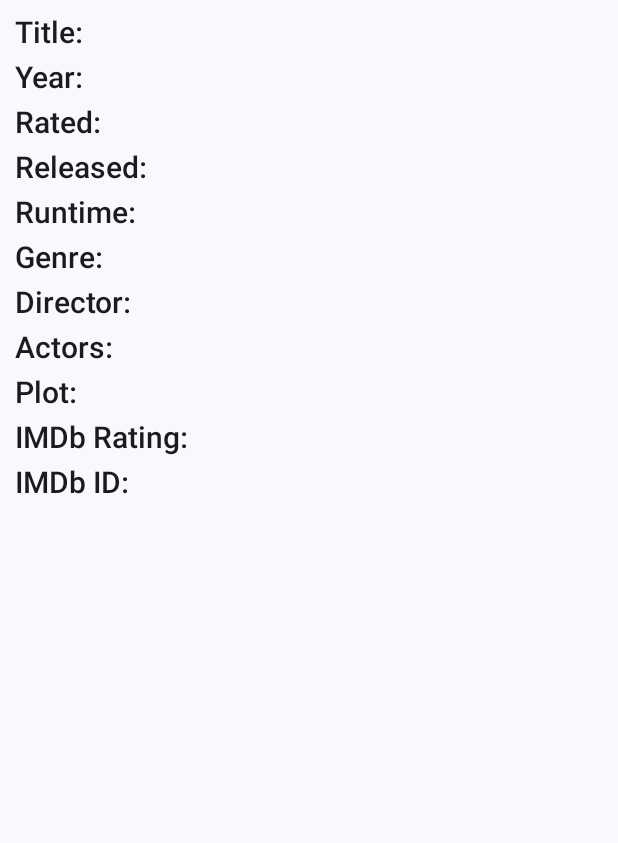
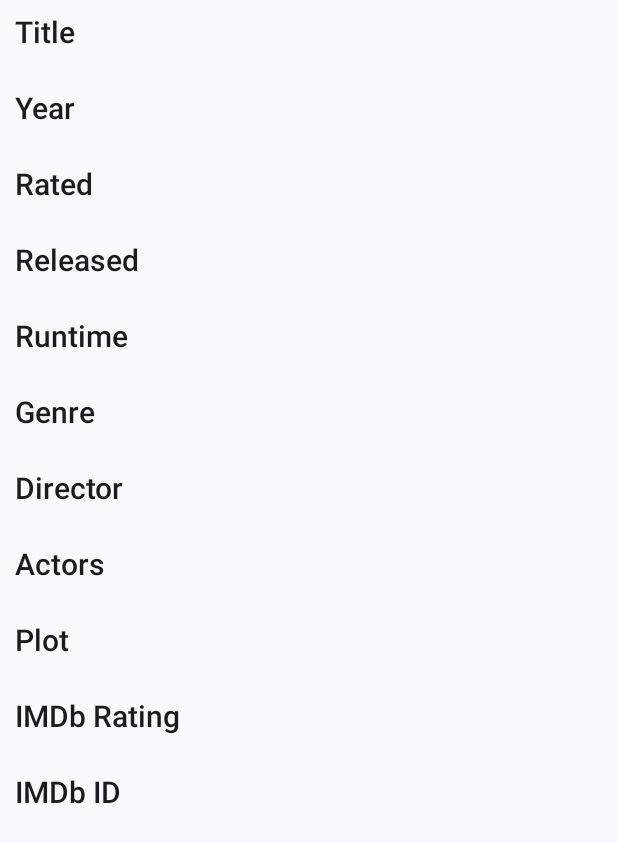
Before and after one commit to MrFarhanKhan007/FMovies, an Android app built with Jetpack Compose: the composable MovieInfo called with empty values, on a phone screen of 412 x 824 dp. Shown: the top 843 px of the screen. Run offline under Robolectric (Android 15) with nearby library versions, the phone set to English and light mode, and no system bars; pictures from the network do not load; 5 statements that could not run were skipped.

Commit message:
Modified the text composable in DetailScreen.kt MovieInfo()

```diff
--- a/app/src/main/java/com/example/fmovies/DetailScreen.kt
+++ b/app/src/main/java/com/example/fmovies/DetailScreen.kt
@@ -26,10 +26,13 @@ import androidx.compose.ui.draw.clip
 import androidx.compose.ui.graphics.Color
 import androidx.compose.ui.graphics.RectangleShape
 import androidx.compose.ui.layout.ContentScale
+import androidx.compose.ui.text.SpanStyle
 import androidx.compose.ui.text.TextStyle
+import androidx.compose.ui.text.buildAnnotatedString
 import androidx.compose.ui.text.font.FontFamily
 import androidx.compose.ui.text.font.FontWeight
 import androidx.compose.ui.text.style.TextAlign
+import androidx.compose.ui.text.withStyle
 import androidx.compose.ui.tooling.preview.Preview
 import androidx.compose.ui.unit.dp
 import androidx.compose.ui.unit.sp
@@ -158,24 +161,177 @@ private fun MovieInfo(
         items(1) {
 
             Text(
-                text =
-                "Title: $title \n" +
-                        "Year: $year\n" +
-                        "Rated: $rated \n" +
-                        "Released: $released\n" +
-                        "Runtime: $runtime\n" +
-                        "Genre: $genre\n" +
-                        "Director: $director\n" +
-                        "Actors: $actors\n" +
-                        "Plot: $plot\n" +
-                        "IMDb Rating: $imdbRating\n" +
-                        "IMDb ID: $imdbID",
+                buildAnnotatedString {
+                    withStyle(
+                        style = SpanStyle(fontSize = 20.sp, fontWeight = FontWeight.SemiBold)
+                    ) {
+                        append(text = "Title\n")
+                    }
+                    withStyle(
+                        style = SpanStyle(fontSize = 17.sp, fontWeight = FontWeight.Normal),
+                    ) {
+                        append(text = title + "\n")
+                    }
+
+                    /////////////////////////////////////////////
+
+                    withStyle(
+                        style = SpanStyle(fontSize = 20.sp, fontWeight = FontWeight.SemiBold)
+                    ) {
+                        append(text = "Year\n")
+                    }
+                    withStyle(
+                        style = SpanStyle(fontSize = 17.sp, fontWeight = FontWeight.Normal),
+                    ) {
+                        append(text = year + "\n")
+                    }
+
+                    /////////////////////////////////////////////
+
+                    withStyle(
+                        style = SpanStyle(fontSize = 20.sp)
+                    ) {
+                        append(text = "Rated \n")
+                    }
+
+                    withStyle(
+                        style = SpanStyle(fontSize = 17.sp, fontWeight = FontWeight.Normal),
+                    ) {
+                        append(text = rated + "\n")
+                    }
+
+                    /////////////////////////////////////////////
+
+                    withStyle(
+                        style = SpanStyle(fontSize = 20.sp)
+                    ) {
+                        append(text = "Released \n")
+                    }
+
+                    withStyle(
+                        style = SpanStyle(fontSize = 17.sp, fontWeight = FontWeight.Normal),
+                    ) {
+                        append(text = released + "\n")
+                    }
+
+                    //////////////////////////////////////
+
+
+                    withStyle(
+                        style = SpanStyle(fontSize = 20.sp)
+                    ) {
+                        append(text = "Runtime \n")
+                    }
+
+                    withStyle(
+                        style = SpanStyle(fontSize = 17.sp, fontWeight = FontWeight.Normal),
+                    ) {
+                        append(text = runtime + "\n")
+                    }
+
+                    /////////////////////////////////////////////
+
+                    withStyle(
+                        style = SpanStyle(fontSize = 20.sp)
+                    ) {
+                        append(text = "Genre \n")
+                    }
+
+                    withStyle(
+                        style = SpanStyle(fontSize = 17.sp, fontWeight = FontWeight.Normal),
+                    ) {
+                        append(text = genre + "\n")
+                    }
+
+                    /////////////////////////////////////////////
+
+                    withStyle(
+                        style = SpanStyle(fontSize = 20.sp)
+                    ) {
+                        append(text = "Director \n")
+                    }
+
+                    withStyle(
+                        style = SpanStyle(fontSize = 17.sp, fontWeight = FontWeight.Normal),
+                    ) {
+                        append(text = director + "\n")
+                    }
+
+                    /////////////////////////////////////////////
+
+                    withStyle(
+                        style = SpanStyle(fontSize = 20.sp)
+                    ) {
+                        append(text = "Actors \n")
+                    }
+
+                    withStyle(
+                        style = SpanStyle(fontSize = 17.sp, fontWeight = FontWeight.Normal),
+                    ) {
+                        append(text = actors + "\n")
+                    }
+
+                    /////////////////////////////////////////////
+
+                    withStyle(
+                        style = SpanStyle(fontSize = 20.sp)
+                    ) {
+                        append(text = "Plot \n")
+                    }
+
+                    withStyle(
+                        style = SpanStyle(fontSize = 17.sp, fontWeight = FontWeight.Normal),
+                    ) {
+                        append(text = plot + "\n")
+                    }
+
+                    //////////////////////////////////////////////////
+
+                    withStyle(
+                        style = SpanStyle(fontSize = 20.sp)
+                    ) {
+                        append(text = "IMDb Rating \n")
+                    }
+
+                    withStyle(
+                        style = SpanStyle(fontSize = 17.sp, fontWeight = FontWeight.Normal),
+                    ) {
+                        append(text = imdbRating + "\n")
+                    }
+
+                    /////////////////////////////////////////////
+
+                    withStyle(
+                        style = SpanStyle(fontSize = 20.sp)
+                    ) {
+                        append(text = "IMDb ID ")
+                    }
+
+                    withStyle(
+                        style = SpanStyle(fontSize = 17.sp, fontWeight = FontWeight.Normal),
+                    ) {
+                        append(text = imdbID + "\n")
+                    }
+
+
+                },
+//                "Title: $title \n" +
+//                        "Year: $year\n" +
+//                        "Rated: $rated \n" +
+//                        "Released: $released\n" +
+//                        "Runtime: $runtime\n" +
+//                        "Genre: $genre\n" +
+//                        "Director: $director\n" +
+//                        "Actors: $actors\n" +
+//                        "Plot: $plot\n" +
+//                        "IMDb Rating: $imdbRating\n" +
+//                        "IMDb ID: $imdbID",
                 modifier.padding(10.dp),
                 style = TextStyle(
                     fontSize = 20.sp,
-                    lineHeight = 30.sp,
+                    lineHeight = 25.sp,
                     textAlign = TextAlign.Left,
-                    fontWeight = FontWeight.SemiBold
+                    fontWeight = FontWeight.SemiBold,
                 )
             )
         }
--- a/app/src/main/java/com/example/fmovies/ui/theme/Theme.kt
+++ b/app/src/main/java/com/example/fmovies/ui/theme/Theme.kt
@@ -10,6 +10,7 @@ import androidx.compose.material3.dynamicLightColorScheme
 import androidx.compose.material3.lightColorScheme
 import androidx.compose.runtime.Composable
 import androidx.compose.runtime.SideEffect
+import androidx.compose.ui.graphics.Color
 import androidx.compose.ui.graphics.toArgb
 import androidx.compose.ui.platform.LocalContext
 import androidx.compose.ui.platform.LocalView
@@ -87,6 +88,12 @@ fun FMoviesTheme(
     dynamicColor: Boolean = true,
     content: @Composable () -> Unit
 ) {
+    val colorChoice1 = if (isSystemInDarkTheme()) {
+        Color.Black.toArgb()
+    } else {
+        md_theme_light_primary.toArgb()
+    }
+
     val colorScheme = when {
         dynamicColor && Build.VERSION.SDK_INT >= Build.VERSION_CODES.S -> {
             val context = LocalContext.current
@@ -101,7 +108,7 @@ fun FMoviesTheme(
         SideEffect {
             val window = (view.context as Activity).window
             window.statusBarColor = md_theme_light_primary.toArgb()
-            window.navigationBarColor = md_theme_light_primary.toArgb()
+            window.navigationBarColor = colorChoice1
             WindowCompat.getInsetsController(window, view).isAppearanceLightStatusBars = darkTheme
         }
     }
```
